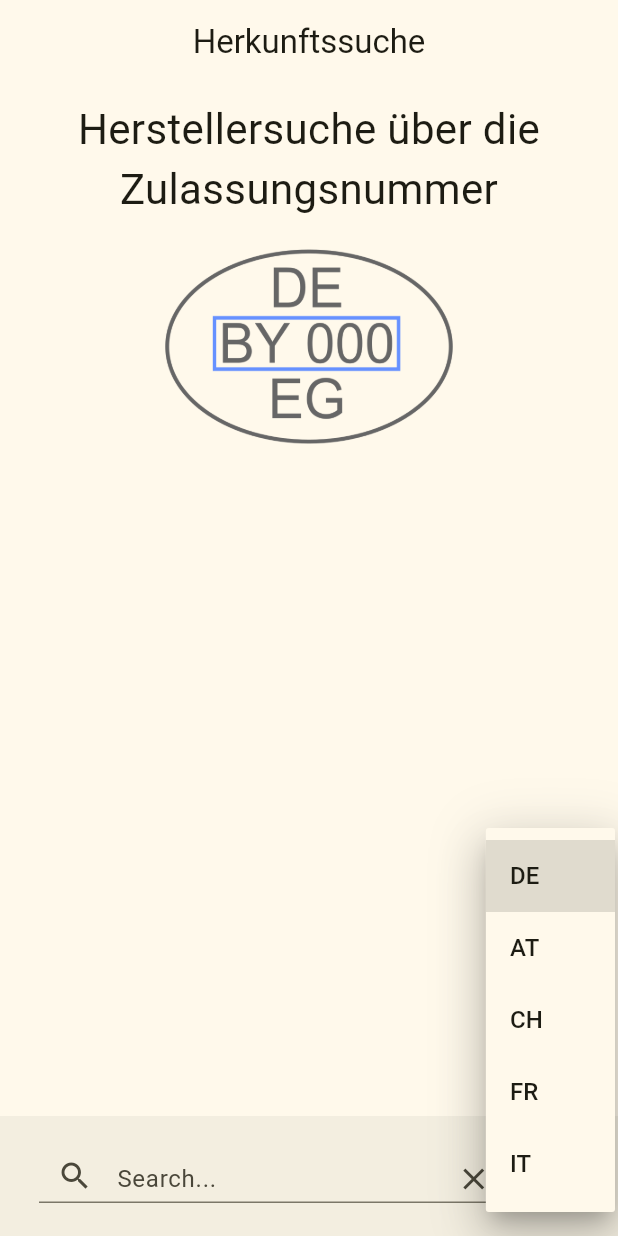
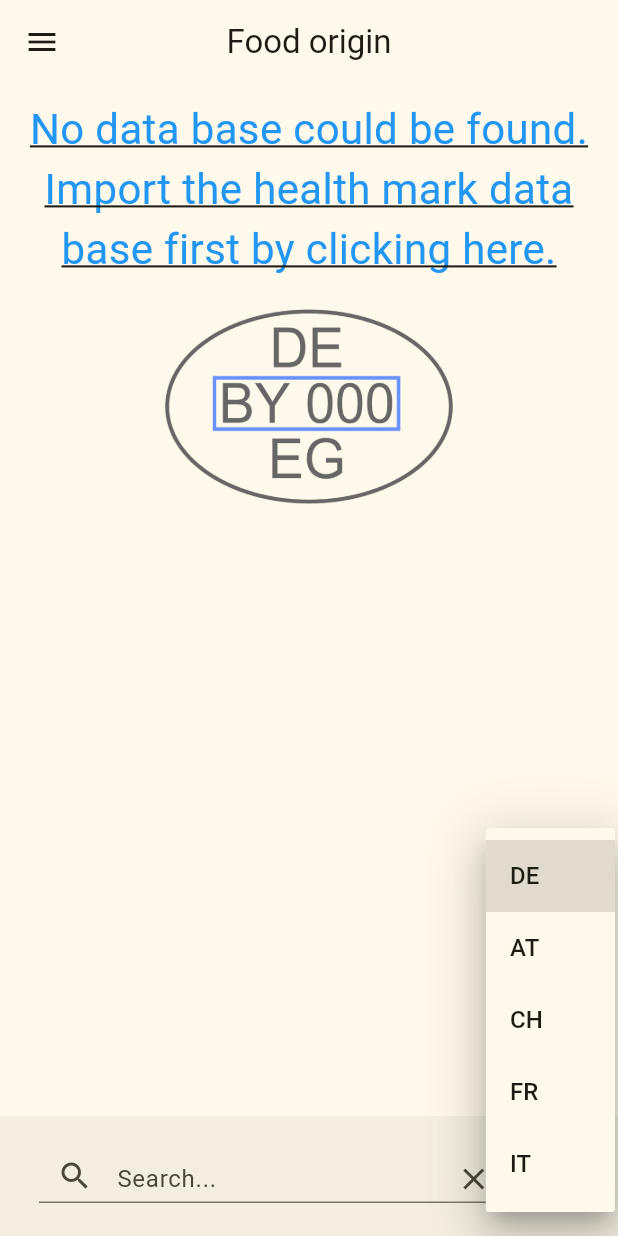
Before and after one commit to rokozeit/herkunft, a Flutter app: the screen it shows after launch, after a tap on "DE", on a phone screen of 412 x 824 dp. Run offline on Flutter 3.47's test engine with Material 2 defaults, Android fonts, the phone set to English and light mode, and no system bars; our stand-ins replace file_picker, sqflite_common_ffi; missing offline and left inert: maps_launcher, window_manager; accounts and stored records are empty.

Commit message:
removed db inside project, added file picker to import db

```diff
--- a/lib/company_details.dart
+++ b/lib/company_details.dart
@@ -159,9 +159,6 @@ class CompanyDetailsWidget extends StatelessWidget {
   void _openURL(String url) async {
     // if (await canLaunch(url)) {
     await launchUrl(Uri.parse(url));
-    // } else {
-    //   throw 'Could not launch $url';
-    // }
   }
 }
 
--- a/lib/main.dart
+++ b/lib/main.dart
@@ -8,9 +8,8 @@ void main() async {
     WidgetsFlutterBinding.ensureInitialized();
     await windowManager.ensureInitialized();
     WindowManager.instance.setMinimumSize(const Size(400, 600));
-    WindowManager.instance.setTitle("Lebensmittelherkunft");
+    WindowManager.instance.setTitle("food origin");
     WindowManager.instance.setSize(const Size(400, 600));
-    // WindowManager.instance.setMaximumSize(const Size(800, 1200));
   }
 
   runApp(const MyApp());
@@ -23,7 +22,7 @@ class MyApp extends StatelessWidget {
   @override
   Widget build(BuildContext context) {
     return MaterialApp(
-      title: 'Lebensmittelherkunft',
+      title: 'food origin',
       theme: ThemeData(
         colorScheme: ColorScheme.fromSeed(seedColor: Colors.yellow),
         useMaterial3: true,
--- a/lib/search_page.dart
+++ b/lib/search_page.dart
@@ -1,6 +1,10 @@
+import 'dart:io';
+
+import 'package:file_picker/file_picker.dart';
 import 'package:flutter/material.dart';
 import 'package:herkunft/company_details.dart';
 import 'package:herkunft/db_helper.dart';
+import 'package:path_provider/path_provider.dart';
 
 class SearchPage extends StatefulWidget {
   const SearchPage({super.key});
@@ -21,9 +25,9 @@ class _SearchPageState extends State<SearchPage> {
   @override
   Widget build(BuildContext context) {
     return Scaffold(
-        // drawer: _getDrawer(context),
+        drawer: _getDrawer(context),
         appBar: AppBar(
-          title: const Text('Herkunftssuche'),
+          title: const Text('Food origin'),
           centerTitle: true,
         ),
         body: Scaffold(
@@ -47,11 +51,31 @@ class _SearchPageState extends State<SearchPage> {
     });
   }
 
+  Widget _getDrawer(BuildContext context) {
+    return Drawer(
+      // Add a ListView to the drawer. This ensures the user can scroll
+      // through the options in the drawer if there isn't enough vertical
+      // space to fit everything.
+      child: ListView(
+        // Important: Remove any padding from the ListView.
+        padding: EdgeInsets.zero,
+        children: <Widget>[
+          const DrawerHeader(
+              decoration: BoxDecoration(
+                color: Colors.blue,
+              ),
+              child: Text('Data import')),
+          ListTile(
+            title: const Text('Import data'),
+            onTap: () async {},
+          ),
+        ],
+      ),
+    );
+  }
+
   Widget _getBottomAppBar(BuildContext context) {
-    // final List<String> list = List.generate(10, (index) => "Text $index");
-
     return BottomAppBar(
-        // notchMargin: 10,
         child: Container(
             margin: const EdgeInsets.all(10.0),
             child: Row(
@@ -106,11 +130,36 @@ class _SearchPageState extends State<SearchPage> {
   }
 
   Widget _buildResult() {
+    return FutureBuilder(
+        future: existsDB(),
+        builder: (context, snapshot) {
+          if (snapshot.hasData && snapshot.data == false) {
+            return ListView(padding: const EdgeInsets.all(10.0), children: [
+              InkWell(
+                  child: const Center(
+                      child: Text(
+                    "No data base could be found. Import the health mark data base first by clicking here.",
+                    textScaleFactor: 2,
+                    textAlign: TextAlign.center,
+                    style: TextStyle(
+                        decoration: TextDecoration.underline,
+                        color: Colors.blue),
+                  )),
+                  onTap: () => {
+                        importDB(),
+                      }),
+              Container(
+                  padding: const EdgeInsets.fromLTRB(100, 20, 100, 0),
+                  child: Image.asset(
+                    'assets/image.png',
+                  )),
+            ]);
+          } else {
             if (_searchText == '') {
               return ListView(padding: const EdgeInsets.all(10.0), children: [
                 const Center(
                     child: Text(
-          "Herstellersuche über die Zulassungsnummer",
+                  "Find food manufacturer via health mark",
                   textScaleFactor: 2,
                   textAlign: TextAlign.center,
                 )),
@@ -127,7 +176,6 @@ class _SearchPageState extends State<SearchPage> {
                     .getCompanyDetailList(_selectedCountry, _searchText),
                 initialData: List.empty(),
                 builder: (context, snapshot) {
-          if (snapshot.hasData && snapshot.data != null) {
                   return ListView.builder(
                     padding: const EdgeInsets.all(10.0),
                     itemCount: snapshot.data?.length,
@@ -135,38 +183,32 @@ class _SearchPageState extends State<SearchPage> {
                       return CompanyDetailsWidget(snapshot.data?[i]);
                     },
                   );
-          } else {
-            return Container(
-                margin: const EdgeInsets.all(1),
-                child: Card(
-                    shape: RoundedRectangleBorder(
-                      borderRadius: BorderRadius.circular(10.0),
-                    ),
-                    child: Column(
-                        mainAxisSize: MainAxisSize.min,
-                        children: <Widget>[
-                          ListTile(
-                            title: const Text(
-                              'Keine Einträge',
-                              style: TextStyle(
-                                fontWeight: FontWeight.bold,
-                              ),
-                            ),
-                            leading: const Icon(
-                              Icons.error,
-                              color: Colors.orange,
-                              size: 40,
-                            ),
-                            subtitle: Text(
-                                'Für die Zulassungsnummer "$_searchText" konnte kein Eintrag gefunden werden.'),
-                            // onTap: () {},
-                          )
-                        ]))
-                // child: CircularProgressIndicator(),
-                );
-          }
                 },
               ));
             }
           }
+        });
   }
+
+  Future<bool> existsDB() async {
+    final Directory appDocumentsDir = await getApplicationDocumentsDirectory();
+    String path = [appDocumentsDir.path, "foodorigin.db"].join('/');
+    return File(path).exists();
+  }
+
+  importDB() async {
+    FilePickerResult? result = await FilePicker.platform.pickFiles();
+
+    if (result != null) {
+      File file = File(result.files.single.path!);
+      final Directory appDocumentsDir =
+          await getApplicationDocumentsDirectory();
+      String path = [appDocumentsDir.path, "foodorigin.db"].join('/');
+      // Write and flush the bytes written
+      await File(path).writeAsBytes(file.readAsBytesSync(), flush: true);
+      setState(() {});
+    } else {
+      // User canceled the picker - nothing to do
+    }
+  }
+}
--- a/pubspec.yaml
+++ b/pubspec.yaml
@@ -44,6 +44,7 @@ dependencies:
   # The following adds the Cupertino Icons font to your application.
   # Use with the CupertinoIcons class for iOS style icons.
   cupertino_icons: ^1.0.2
+  file_picker: ^6.1.1
 
 dev_dependencies:
   flutter_test:
@@ -68,7 +69,6 @@ flutter:
   uses-material-design: true
 
   assets:
-  - assets/db.sqlite
   - assets/image.png
 
   # To add assets to your application, add an assets section, like this:
```
Also changed, not shown: lib/db_helper.dart (+1 -34 lines), 2 other files. Lines whose indentation alone changed are shown as unchanged.
